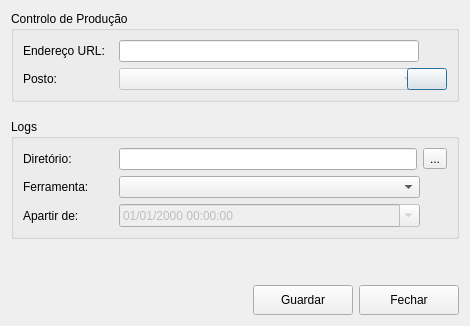
Above: ui/designer/settings_dialog.ui from DiogoSantusSmile/cp_uploader_v2 before the change. Below: the same form after it.
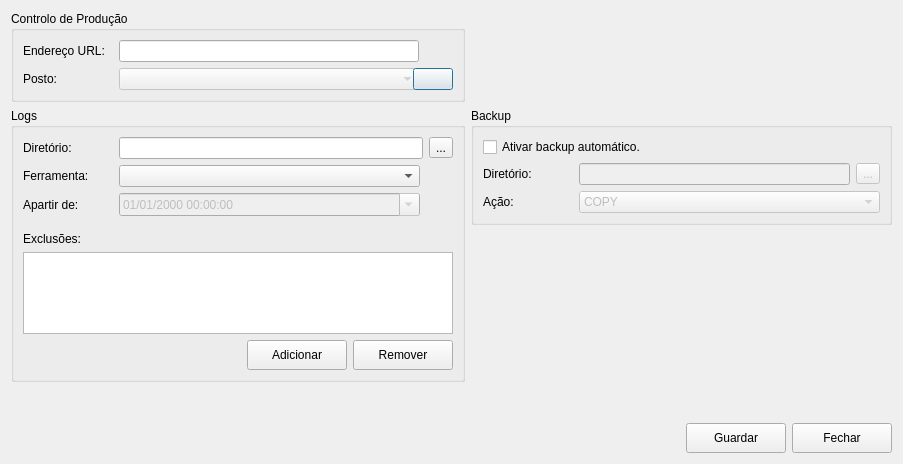
That is the form after the change. Icons and pictures are not drawn.

What changed in the file:
```diff
--- a/ui/designer/settings_dialog.ui
+++ b/ui/designer/settings_dialog.ui
@@ -6,8 +6,8 @@
    <rect>
     <x>0</x>
     <y>0</y>
-    <width>470</width>
-    <height>326</height>
+    <width>903</width>
+    <height>464</height>
    </rect>
   </property>
   <property name="minimumSize">
@@ -34,6 +34,8 @@
   </property>
   <layout class="QVBoxLayout" name="verticalLayout">
    <item>
+    <layout class="QGridLayout" name="gridLayout">
+     <item row="0" column="0">
     <widget class="QGroupBox" name="groupBox">
      <property name="title">
       <string>Controlo de Produção</string>
@@ -148,6 +150,133 @@
           </property>
          </widget>
         </item>
+          <item>
+           <spacer name="horizontalSpacer_6">
+            <property name="orientation">
+             <enum>Qt::Horizontal</enum>
+            </property>
+            <property name="sizeHint" stdset="0">
+             <size>
+              <width>40</width>
+              <height>20</height>
+             </size>
+            </property>
+           </spacer>
+          </item>
+         </layout>
+        </item>
+       </layout>
+      </widget>
+     </item>
+     <item row="1" column="1">
+      <layout class="QVBoxLayout" name="verticalLayout_6">
+       <item>
+        <widget class="QGroupBox" name="groupBox_3">
+         <property name="toolTip">
+          <string>&lt;html&gt;&lt;head/&gt;&lt;body&gt;&lt;p&gt;Regras de backup de logs.&lt;/p&gt;&lt;/body&gt;&lt;/html&gt;</string>
+         </property>
+         <property name="title">
+          <string>Backup</string>
+         </property>
+         <layout class="QVBoxLayout" name="verticalLayout_4">
+          <item>
+           <widget class="QCheckBox" name="checkbox_activate_backup">
+            <property name="text">
+             <string>Ativar backup automático.</string>
+            </property>
+           </widget>
+          </item>
+          <item>
+           <layout class="QHBoxLayout" name="horizontalLayout_6">
+            <item>
+             <widget class="QLabel" name="label_5">
+              <property name="minimumSize">
+               <size>
+                <width>90</width>
+                <height>0</height>
+               </size>
+              </property>
+              <property name="text">
+               <string>Diretório:</string>
+              </property>
+             </widget>
+            </item>
+            <item>
+             <widget class="QLineEdit" name="line_backup_location">
+              <property name="enabled">
+               <bool>false</bool>
+              </property>
+              <property name="minimumSize">
+               <size>
+                <width>0</width>
+                <height>0</height>
+               </size>
+              </property>
+             </widget>
+            </item>
+            <item>
+             <widget class="QToolButton" name="btn_dir_explorer_backup">
+              <property name="enabled">
+               <bool>false</bool>
+              </property>
+              <property name="text">
+               <string>...</string>
+              </property>
+             </widget>
+            </item>
+           </layout>
+          </item>
+          <item>
+           <layout class="QHBoxLayout" name="horizontalLayout_8">
+            <item>
+             <widget class="QLabel" name="label_7">
+              <property name="minimumSize">
+               <size>
+                <width>90</width>
+                <height>0</height>
+               </size>
+              </property>
+              <property name="text">
+               <string>Ação:</string>
+              </property>
+             </widget>
+            </item>
+            <item>
+             <widget class="QComboBox" name="combo_backup_action">
+              <property name="enabled">
+               <bool>false</bool>
+              </property>
+              <property name="minimumSize">
+               <size>
+                <width>301</width>
+                <height>0</height>
+               </size>
+              </property>
+              <item>
+               <property name="text">
+                <string>COPY</string>
+               </property>
+              </item>
+              <item>
+               <property name="text">
+                <string>MOVE</string>
+               </property>
+              </item>
+             </widget>
+            </item>
+            <item>
+             <spacer name="horizontalSpacer_5">
+              <property name="orientation">
+               <enum>Qt::Horizontal</enum>
+              </property>
+              <property name="sizeHint" stdset="0">
+               <size>
+                <width>40</width>
+                <height>20</height>
+               </size>
+              </property>
+             </spacer>
+            </item>
        </layout>
       </item>
      </layout>
@@ -158,18 +287,17 @@
      <property name="orientation">
       <enum>Qt::Vertical</enum>
      </property>
-     <property name="sizeType">
-      <enum>QSizePolicy::Fixed</enum>
-     </property>
      <property name="sizeHint" stdset="0">
       <size>
        <width>20</width>
-       <height>11</height>
+           <height>40</height>
       </size>
      </property>
     </spacer>
    </item>
-   <item>
+      </layout>
+     </item>
+     <item row="1" column="0">
     <widget class="QGroupBox" name="groupBox_2">
      <property name="title">
       <string>Logs</string>
@@ -301,8 +429,98 @@
         </item>
        </layout>
       </item>
-     </layout>
-    </widget>
+        <item>
+         <spacer name="verticalSpacer_3">
+          <property name="orientation">
+           <enum>Qt::Vertical</enum>
+          </property>
+          <property name="sizeType">
+           <enum>QSizePolicy::Fixed</enum>
+          </property>
+          <property name="sizeHint" stdset="0">
+           <size>
+            <width>20</width>
+            <height>10</height>
+           </size>
+          </property>
+         </spacer>
+        </item>
+        <item>
+         <widget class="QLabel" name="label_8">
+          <property name="toolTip">
+           <string>&lt;html&gt;&lt;head/&gt;&lt;body&gt;&lt;p&gt;Lista de diretórios a excluir do processamento de logs.&lt;/p&gt;&lt;/body&gt;&lt;/html&gt;</string>
+          </property>
+          <property name="text">
+           <string>Exclusões:</string>
+          </property>
+         </widget>
+        </item>
+        <item>
+         <widget class="QListWidget" name="list_excluded"/>
+        </item>
+        <item>
+         <layout class="QHBoxLayout" name="horizontalLayout_9">
+          <item>
+           <spacer name="horizontalSpacer_7">
+            <property name="orientation">
+             <enum>Qt::Horizontal</enum>
+            </property>
+            <property name="sizeHint" stdset="0">
+             <size>
+              <width>40</width>
+              <height>20</height>
+             </size>
+            </property>
+           </spacer>
+          </item>
+          <item>
+           <widget class="QPushButton" name="btn_add_exclusion">
+            <property name="minimumSize">
+             <size>
+              <width>100</width>
+              <height>30</height>
+             </size>
+            </property>
+            <property name="text">
+             <string>Adicionar</string>
+            </property>
+           </widget>
+          </item>
+          <item>
+           <widget class="QPushButton" name="btn_rm_excluded">
+            <property name="minimumSize">
+             <size>
+              <width>100</width>
+              <height>30</height>
+             </size>
+            </property>
+            <property name="text">
+             <string>Remover</string>
+            </property>
+           </widget>
+          </item>
+         </layout>
+        </item>
+       </layout>
+      </widget>
+     </item>
+    </layout>
+   </item>
+   <item>
+    <spacer name="verticalSpacer">
+     <property name="orientation">
+      <enum>Qt::Vertical</enum>
+     </property>
+     <property name="sizeType">
+      <enum>QSizePolicy::Fixed</enum>
+     </property>
+     <property name="sizeHint" stdset="0">
+      <size>
+       <width>20</width>
+       <height>15</height>
+      </size>
+     </property>
+    </spacer>
    </item>
    <item>
     <widget class="QLabel" name="label_form_error">
@@ -315,22 +533,6 @@
      </property>
     </widget>
    </item>
-   <item>
-    <spacer name="verticalSpacer">
-     <property name="orientation">
-      <enum>Qt::Vertical</enum>
-     </property>
-     <property name="sizeType">
-      <enum>QSizePolicy::Fixed</enum>
-     </property>
-     <property name="sizeHint" stdset="0">
-      <size>
-       <width>20</width>
-       <height>15</height>
-      </size>
-     </property>
-    </spacer>
-   </item>
    <item>
     <layout class="QHBoxLayout" name="horizontalLayout">
      <item>
```
Left out of the diff: 71 changed lines with no effect on the pictures. Lines whose indentation alone changed are shown as unchanged.
